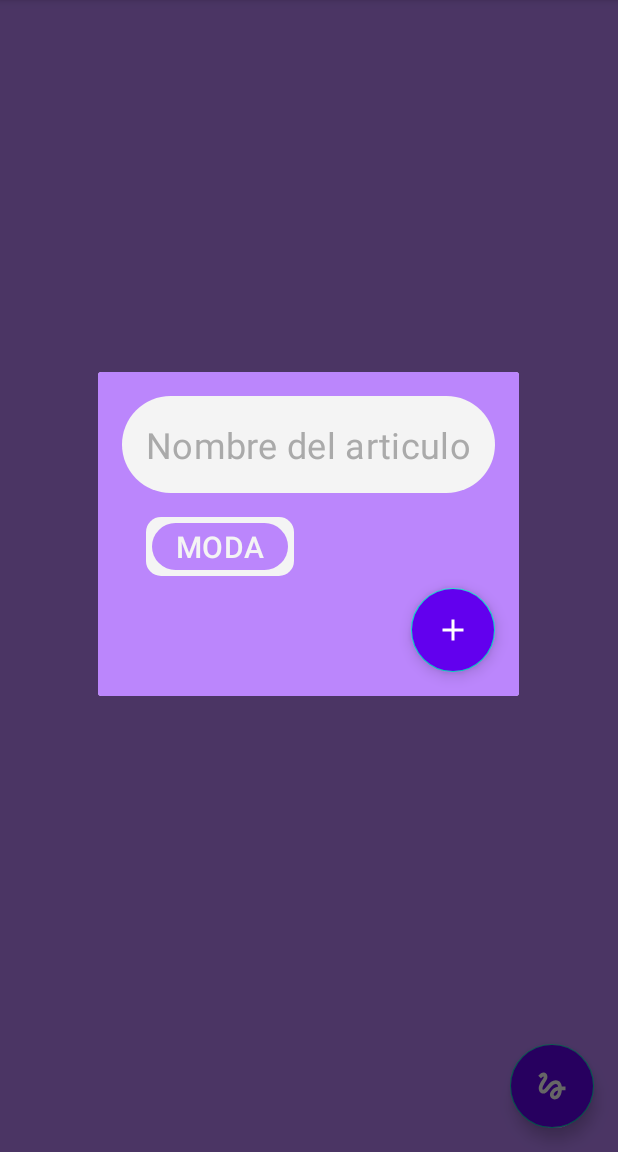
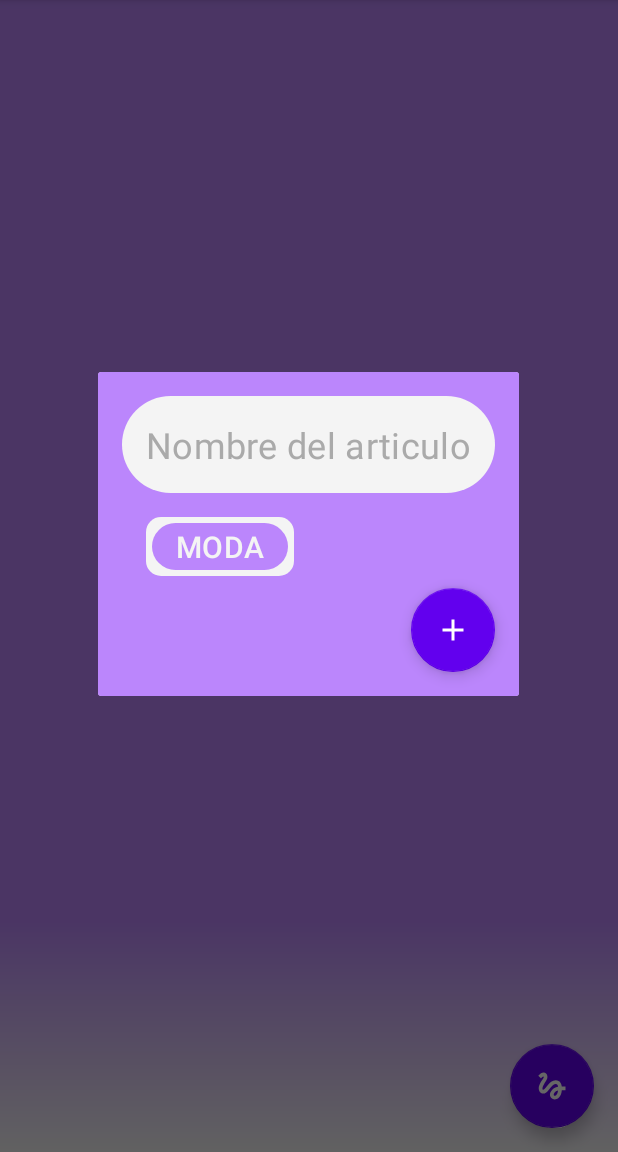
Before and after one commit to charromax/SocialMediaPostOrganizer, an Android app: the screen it shows after launch (MainActivity), after a tap on an icon or button, on a phone screen of 412 x 824 dp, the part 84-1236 px from its top. Run offline under Robolectric (Android 15) with nearby library versions, the phone set to English and light mode, and no system bars; our stand-ins replace Dagger/Hilt's generated code; libraries missing offline, so code that uses them is left out: it.xabaras.android; 1 statement that could not run was skipped.

Commit message:
category based article backgroundtint

```diff
--- a/app/src/main/java/com/example/posteosdeig/data/model/Articulo.kt
+++ b/app/src/main/java/com/example/posteosdeig/data/model/Articulo.kt
@@ -26,7 +26,6 @@ data class Articulo(
 data class Coleccion (
     @PrimaryKey val id: String = UUID.randomUUID().toString(),
     val name: String,
-    val category: String,
     val createdAt: Long = System.currentTimeMillis()
         ) : Parcelable {
 
--- a/app/src/main/java/com/example/posteosdeig/ui/colecciones/AddCollectionDialogFragment.kt
+++ b/app/src/main/java/com/example/posteosdeig/ui/colecciones/AddCollectionDialogFragment.kt
@@ -55,8 +55,7 @@ class AddCollectionDialogFragment: DialogFragment(R.layout.fragment_add_collecti
             creationDateText.text = "Coleccion creada el ${DateFormat.getDateTimeInstance().format(System.currentTimeMillis())}"
             saveCollection.setOnClickListener{
                 val coleccion = Coleccion(
-                    name = binding.collectionNameText.text.toString().trim(),
-                    category = binding.categoriesSpin.selectedItem.toString()
+                    name = binding.collectionNameText.text.toString().trim()
                 )
 
                 viewModel.saveNewCollection(coleccion)
--- a/app/src/main/java/com/example/posteosdeig/ui/colecciones/ColeccionesAdapter.kt
+++ b/app/src/main/java/com/example/posteosdeig/ui/colecciones/ColeccionesAdapter.kt
@@ -1,31 +1,30 @@
 package com.example.posteosdeig.ui.colecciones
 
+import android.content.Context
 import android.view.LayoutInflater
 import android.view.ViewGroup
-import android.widget.SimpleAdapter
 import androidx.recyclerview.widget.DiffUtil
 import androidx.recyclerview.widget.ListAdapter
 import androidx.recyclerview.widget.RecyclerView
 import androidx.recyclerview.widget.StaggeredGridLayoutManager
-import com.example.posteosdeig.data.model.Coleccion
 import com.example.posteosdeig.data.model.ColeccionWithArticulos
 import com.example.posteosdeig.databinding.CollectionItemBinding
-import com.example.posteosdeig.databinding.ItemLayoutBinding
 
-class ColeccionesAdapter: ListAdapter<ColeccionWithArticulos, ColeccionesAdapter.ColeccionesViewHolder>(DiffCallback()) {
+class ColeccionesAdapter(private val context: Context) :
+    ListAdapter<ColeccionWithArticulos, ColeccionesAdapter.ColeccionesViewHolder>(DiffCallback()) {
 
-    class ColeccionesViewHolder(private val binding: CollectionItemBinding): RecyclerView.ViewHolder(binding.root){
+    inner class ColeccionesViewHolder(private val binding: CollectionItemBinding) :
+        RecyclerView.ViewHolder(binding.root) {
 
-        fun bind(col: ColeccionWithArticulos){
+        fun bind(col: ColeccionWithArticulos) {
             binding.apply {
-                with(col){
+                with(col) {
                     titleText.text = coleccion.name
                     creationDate?.text = coleccion.formattedDate
-                    categoryText.text= coleccion.category.toUpperCase()
                 }
 
             }
-            val articleAdapter = ArticulosAdapter()
+            val articleAdapter = ArticulosAdapter(context)
             with(binding.articlesList){
                 adapter = articleAdapter
                 layoutManager = StaggeredGridLayoutManager(2, StaggeredGridLayoutManager.VERTICAL)
--- a/app/src/main/java/com/example/posteosdeig/ui/colecciones/ColeccionesFragment.kt
+++ b/app/src/main/java/com/example/posteosdeig/ui/colecciones/ColeccionesFragment.kt
@@ -9,6 +9,7 @@ import android.view.Menu
 import android.view.MenuInflater
 import android.view.MenuItem
 import android.view.View
+import androidx.core.content.ContextCompat
 import androidx.fragment.app.Fragment
 import androidx.fragment.app.viewModels
 import androidx.navigation.fragment.findNavController
@@ -34,7 +35,7 @@ class ColeccionesFragment : Fragment(R.layout.fragment_collections) {
     override fun onViewCreated(view: View, savedInstanceState: Bundle?) {
         super.onViewCreated(view, savedInstanceState)
         val binding = FragmentCollectionsBinding.bind(view)
-        val coleccionesAdapter = ColeccionesAdapter()
+        val coleccionesAdapter = ColeccionesAdapter(requireContext())
 
         binding.apply {
             collectionsList.apply {
@@ -112,6 +113,18 @@ class ColeccionesFragment : Fragment(R.layout.fragment_collections) {
                 )
                     .addSwipeLeftActionIcon(R.drawable.ic_release)
                     .addSwipeRightActionIcon(R.drawable.ic_delete_forever_24)
+                    .addSwipeLeftBackgroundColor(
+                        ContextCompat.getColor(
+                            requireContext(),
+                            R.color.sport_color
+                        )
+                    )
+                    .addSwipeRightBackgroundColor(
+                        ContextCompat.getColor(
+                            requireContext(),
+                            R.color.delete_color
+                        )
+                    )
                     .create()
                     .decorate()
                 super.onChildDraw(
--- a/app/src/main/java/com/example/posteosdeig/util/Categories.kt
+++ b/app/src/main/java/com/example/posteosdeig/util/Categories.kt
@@ -1,5 +1,9 @@
 package com.example.posteosdeig.util
 
-enum class Categories {
-    MODA, DECO, SPORT
+import com.example.posteosdeig.R
+
+enum class Categories(val color: Int) {
+    MODA(R.color.moda_color),
+    DECO(R.color.deco_color),
+    SPORT(R.color.sport_color)
 }
--- a/app/src/main/res/drawable/app_background.xml
+++ b/app/src/main/res/drawable/app_background.xml
@@ -5,6 +5,7 @@
         android:startColor="@color/purple_200"
         android:centerColor="@color/purple_200"
         android:endColor="@color/off_white"
+        android:angle="270"
         android:centerX="0.8"/>
 
 </shape>
--- a/app/src/main/res/layout/fragment_add_article.xml
+++ b/app/src/main/res/layout/fragment_add_article.xml
@@ -1,8 +1,6 @@
 <?xml version="1.0" encoding="utf-8"?>
-<androidx.coordinatorlayout.widget.CoordinatorLayout
-    xmlns:android="http://schemas.android.com/apk/res/android"
+<androidx.coordinatorlayout.widget.CoordinatorLayout xmlns:android="http://schemas.android.com/apk/res/android"
     xmlns:app="http://schemas.android.com/apk/res-auto"
-    xmlns:tools="http://schemas.android.com/tools"
     android:layout_width="match_parent"
     android:layout_height="wrap_content"
     android:background="@color/purple_200">
@@ -46,7 +44,6 @@
         android:layout_width="wrap_content"
         android:layout_height="wrap_content"
         android:id="@+id/save_article"
-        android:backgroundTint="@color/purple_500"
         android:layout_gravity="bottom|end"
         android:src="@drawable/ic_add"
         android:layout_margin="16dp"
--- a/app/src/main/res/layout/fragment_add_collection.xml
+++ b/app/src/main/res/layout/fragment_add_collection.xml
@@ -77,7 +77,6 @@
             android:layout_height="wrap_content"
             android:layout_gravity="bottom|end"
             android:layout_margin="16dp"
-            android:backgroundTint="@color/purple_500"
             android:contentDescription="guardar articulo nuevo"
             android:src="@drawable/ic_add"
             app:layout_constraintBottom_toBottomOf="parent"
--- a/app/src/main/res/layout/fragment_collections.xml
+++ b/app/src/main/res/layout/fragment_collections.xml
@@ -3,7 +3,7 @@
     xmlns:tools="http://schemas.android.com/tools"
     android:layout_width="match_parent"
     android:layout_height="match_parent"
-    android:background="@color/purple_200">
+    android:background="@drawable/app_background">
 
     <androidx.recyclerview.widget.RecyclerView
         android:id="@+id/collections_list"
@@ -16,7 +16,6 @@
         android:layout_width="wrap_content"
         android:layout_height="wrap_content"
         android:layout_gravity="bottom|end"
-        android:backgroundTint="@color/purple_500"
         android:layout_margin="16dp"
         android:src="@drawable/ic_article" />
 
--- a/app/src/main/res/values/colors.xml
+++ b/app/src/main/res/values/colors.xml
@@ -5,6 +5,10 @@
     <color name="purple_700">#FF3700B3</color>
     <color name="teal_200">#FF03DAC5</color>
     <color name="teal_700">#FF018786</color>
+    <color name="sport_color">#1B5E20</color>
+    <color name="deco_color">#FF6F00</color>
+    <color name="moda_color">#880E4F</color>
+    <color name="delete_color">#D50000</color>
     <color name="black">#FF000000</color>
     <color name="white">#FFFFFFFF</color>
     <color name="off_white">#f4f4f4</color>
--- a/app/src/main/res/values/themes.xml
+++ b/app/src/main/res/values/themes.xml
@@ -3,14 +3,16 @@
     <style name="Theme.PosteosDeIG" parent="Theme.MaterialComponents.DayNight.DarkActionBar">
         <!-- Primary brand color. -->
         <item name="colorPrimary">@color/purple_500</item>
+        <item name="colorAccent">@color/purple_500</item>
         <item name="colorPrimaryVariant">@color/purple_700</item>
         <item name="colorOnPrimary">@color/white</item>
         <!-- Secondary brand color. -->
-        <item name="colorSecondary">@color/teal_200</item>
+        <item name="colorSecondary">@color/purple_500</item>
         <item name="colorSecondaryVariant">@color/teal_700</item>
         <item name="colorOnSecondary">@color/white</item>
         <!-- Status bar color. -->
         <item name="android:statusBarColor" tools:targetApi="l">?attr/colorPrimaryVariant</item>
         <!-- Customize your theme here. -->
+        c
     </style>
 </resources>
```
Also changed, not shown: app/src/main/java/com/example/posteosdeig/ui/colecciones/ArticulosAdapter.kt (+14 -3 lines), app/src/main/res/layout/collection_item.xml (+0 -10 lines), 1 other file.
